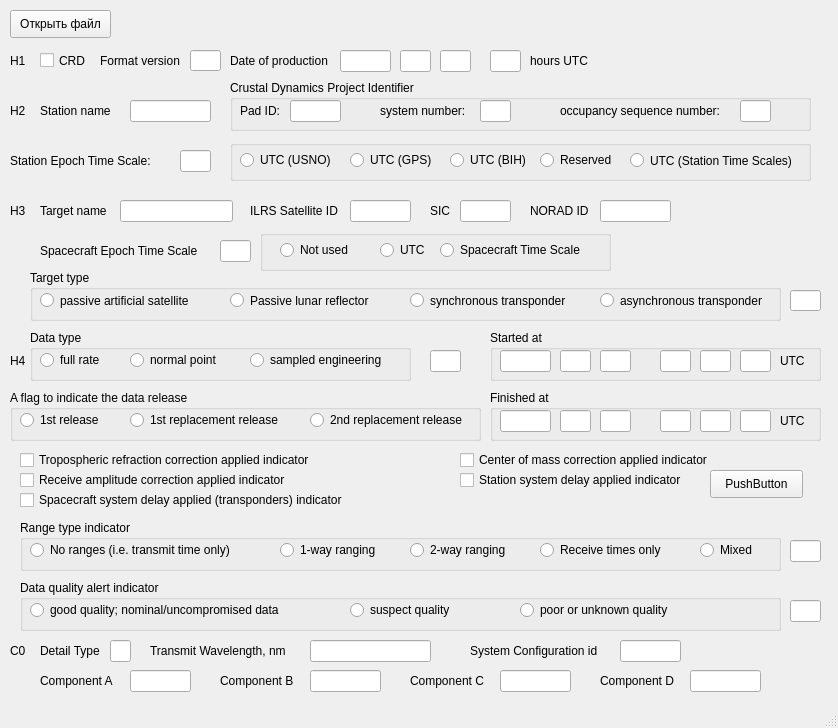
Above: mainwindow.ui from bionic-beaver-ikt/frd-decoder before the change. Below: the same form after it.
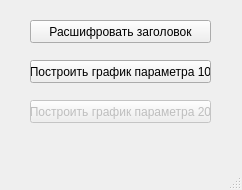
That is the form after the change.

Diff of the .ui file:
```diff
--- a/mainwindow.ui
+++ b/mainwindow.ui
@@ -6,8 +6,8 @@
    <rect>
     <x>0</x>
     <y>0</y>
-    <width>838</width>
-    <height>728</height>
+    <width>242</width>
+    <height>190</height>
    </rect>
   </property>
   <property name="windowTitle">
@@ -17,1339 +17,43 @@
    <widget class="QPushButton" name="open_file">
     <property name="geometry">
      <rect>
-      <x>10</x>
-      <y>10</y>
-      <width>101</width>
-      <height>28</height>
+      <x>30</x>
+      <y>20</y>
+      <width>181</width>
+      <height>23</height>
      </rect>
     </property>
     <property name="text">
-     <string>Открыть файл</string>
+     <string>Расшифровать заголовок</string>
     </property>
    </widget>
-   <widget class="QLabel" name="file_label">
+   <widget class="QPushButton" name="graph10">
     <property name="geometry">
      <rect>
-      <x>120</x>
-      <y>10</y>
-      <width>661</width>
-      <height>31</height>
+      <x>30</x>
+      <y>60</y>
+      <width>181</width>
+      <height>23</height>
      </rect>
     </property>
-    <property name="font">
-     <font>
-      <pointsize>10</pointsize>
-      <weight>50</weight>
-      <bold>false</bold>
-     </font>
-    </property>
-    <property name="autoFillBackground">
-     <bool>false</bool>
-    </property>
     <property name="text">
-     <string/>
+     <string>Построить график параметра 10</string>
     </property>
    </widget>
-   <widget class="QCheckBox" name="H1_1">
+   <widget class="QPushButton" name="graph20">
     <property name="enabled">
-     <bool>true</bool>
-    </property>
-    <property name="geometry">
-     <rect>
-      <x>40</x>
-      <y>50</y>
-      <width>51</width>
-      <height>21</height>
-     </rect>
-    </property>
-    <property name="toolTip">
-     <string>&lt;html&gt;&lt;head/&gt;&lt;body&gt;&lt;p&gt;&lt;span style=&quot; font-family:'Microsoft Sans Serif','sans-serif';&quot;&gt;Consolidated Ranging Data format&lt;/span&gt;&lt;/p&gt;&lt;/body&gt;&lt;/html&gt;</string>
-    </property>
-    <property name="text">
-     <string>CRD</string>
-    </property>
-    <property name="checkable">
-     <bool>true</bool>
-    </property>
-   </widget>
-   <widget class="QLabel" name="H1">
-    <property name="geometry">
-     <rect>
-      <x>10</x>
-      <y>50</y>
-      <width>21</width>
-      <height>21</height>
-     </rect>
-    </property>
-    <property name="text">
-     <string>H1</string>
-    </property>
-   </widget>
-   <widget class="QLabel" name="H1_2_label">
-    <property name="geometry">
-     <rect>
-      <x>100</x>
-      <y>50</y>
-      <width>91</width>
-      <height>21</height>
-     </rect>
-    </property>
-    <property name="text">
-     <string>Format version</string>
-    </property>
-   </widget>
-   <widget class="QLineEdit" name="H1_2">
-    <property name="geometry">
-     <rect>
-      <x>190</x>
-      <y>50</y>
-      <width>31</width>
-      <height>21</height>
-     </rect>
-    </property>
-    <property name="readOnly">
-     <bool>true</bool>
-    </property>
-   </widget>
-   <widget class="QLabel" name="H1_3_label">
-    <property name="geometry">
-     <rect>
-      <x>230</x>
-      <y>50</y>
-      <width>111</width>
-      <height>21</height>
-     </rect>
-    </property>
-    <property name="text">
-     <string>Date of production</string>
-    </property>
-   </widget>
-   <widget class="QLineEdit" name="H1_3">
-    <property name="geometry">
-     <rect>
-      <x>340</x>
-      <y>50</y>
-      <width>51</width>
-      <height>22</height>
-     </rect>
-    </property>
-   </widget>
-   <widget class="QLineEdit" name="H1_4">
-    <property name="geometry">
-     <rect>
-      <x>400</x>
-      <y>50</y>
-      <width>31</width>
-      <height>22</height>
-     </rect>
-    </property>
-   </widget>
-   <widget class="QLineEdit" name="H1_5">
-    <property name="geometry">
-     <rect>
-      <x>440</x>
-      <y>50</y>
-      <width>31</width>
-      <height>22</height>
-     </rect>
-    </property>
-   </widget>
-   <widget class="QLineEdit" name="H1_6">
-    <property name="geometry">
-     <rect>
-      <x>490</x>
-      <y>50</y>
-      <width>31</width>
-      <height>22</height>
-     </rect>
-    </property>
-   </widget>
-   <widget class="QLabel" name="H1_6_label">
-    <property name="geometry">
-     <rect>
-      <x>530</x>
-      <y>50</y>
-      <width>71</width>
-      <height>21</height>
-     </rect>
-    </property>
-    <property name="text">
-     <string>hours UTC</string>
-    </property>
-   </widget>
-   <widget class="QLabel" name="H2">
-    <property name="geometry">
-     <rect>
-      <x>10</x>
-      <y>100</y>
-      <width>21</width>
-      <height>21</height>
-     </rect>
-    </property>
-    <property name="text">
-     <string>H2</string>
-    </property>
-   </widget>
-   <widget class="QLineEdit" name="H2_1">
-    <property name="geometry">
-     <rect>
-      <x>130</x>
-      <y>100</y>
-      <width>81</width>
-      <height>22</height>
-     </rect>
-    </property>
-   </widget>
-   <widget class="QLabel" name="H2_1_label">
-    <property name="geometry">
-     <rect>
-      <x>40</x>
-      <y>100</y>
-      <width>81</width>
-      <height>21</height>
-     </rect>
-    </property>
-    <property name="text">
-     <string>Station name</string>
-    </property>
-   </widget>
-   <widget class="QLabel" name="H2_5_label">
-    <property name="geometry">
-     <rect>
-      <x>10</x>
-      <y>150</y>
-      <width>151</width>
-      <height>21</height>
-     </rect>
-    </property>
-    <property name="text">
-     <string>Station Epoch Time Scale:</string>
-    </property>
-   </widget>
-   <widget class="QLineEdit" name="H2_5">
-    <property name="geometry">
-     <rect>
-      <x>180</x>
-      <y>150</y>
-      <width>31</width>
-      <height>22</height>
-     </rect>
-    </property>
-   </widget>
-   <widget class="QGroupBox" name="H2_5_group">
-    <property name="geometry">
-     <rect>
-      <x>230</x>
-      <y>140</y>
-      <width>581</width>
-      <height>41</height>
-     </rect>
-    </property>
-    <property name="title">
-     <string/>
-    </property>
-    <widget class="QRadioButton" name="H2_5_10">
-     <property name="geometry">
-      <rect>
-       <x>400</x>
-       <y>10</y>
-       <width>181</width>
-       <height>21</height>
-      </rect>
-     </property>
-     <property name="text">
-      <string>UTC (Station Time Scales) </string>
-     </property>
-    </widget>
-    <widget class="QRadioButton" name="H2_5_0">
-     <property name="geometry">
-      <rect>
-       <x>310</x>
-       <y>10</y>
-       <width>81</width>
-       <height>20</height>
-      </rect>
-     </property>
-     <property name="text">
-      <string>Reserved</string>
-     </property>
-    </widget>
-    <widget class="QRadioButton" name="H2_5_7">
-     <property name="geometry">
-      <rect>
-       <x>220</x>
-       <y>10</y>
-       <width>95</width>
-       <height>20</height>
-      </rect>
-     </property>
-     <property name="text">
-      <string>UTC (BIH)</string>
-     </property>
-    </widget>
-    <widget class="QRadioButton" name="H2_5_3">
-     <property name="geometry">
-      <rect>
-       <x>10</x>
-       <y>10</y>
-       <width>95</width>
-       <height>20</height>
-      </rect>
-     </property>
-     <property name="text">
-      <string>UTC (USNO)</string>
-     </property>
-    </widget>
-    <widget class="QRadioButton" name="H2_5_4">
-     <property name="geometry">
-      <rect>
-       <x>120</x>
-       <y>10</y>
-       <width>95</width>
-       <height>20</height>
-      </rect>
-     </property>
-     <property name="text">
-      <string>UTC (GPS)</string>
-     </property>
-    </widget>
-   </widget>
-   <widget class="QLabel" name="H3">
-    <property name="geometry">
-     <rect>
-      <x>10</x>
-      <y>200</y>
-      <width>21</width>
-      <height>21</height>
-     </rect>
-    </property>
-    <property name="text">
-     <string>H3</string>
-    </property>
-   </widget>
-   <widget class="QLineEdit" name="H3_1">
-    <property name="geometry">
-     <rect>
-      <x>120</x>
-      <y>200</y>
-      <width>113</width>
-      <height>22</height>
-     </rect>
-    </property>
-   </widget>
-   <widget class="QLabel" name="H3_1_label">
-    <property name="geometry">
-     <rect>
-      <x>40</x>
-      <y>200</y>
-      <width>81</width>
-      <height>21</height>
-     </rect>
-    </property>
-    <property name="text">
-     <string>Target name</string>
-    </property>
-   </widget>
-   <widget class="QLabel" name="H3_2_label">
-    <property name="geometry">
-     <rect>
-      <x>250</x>
-      <y>200</y>
-      <width>101</width>
-      <height>21</height>
-     </rect>
-    </property>
-    <property name="text">
-     <string>ILRS Satellite ID</string>
-    </property>
-   </widget>
-   <widget class="QLineEdit" name="H3_2">
-    <property name="geometry">
-     <rect>
-      <x>350</x>
-      <y>200</y>
-      <width>61</width>
-      <height>22</height>
-     </rect>
-    </property>
-   </widget>
-   <widget class="QLabel" name="H3_3_label">
-    <property name="geometry">
-     <rect>
-      <x>430</x>
-      <y>200</y>
-      <width>21</width>
-      <height>21</height>
-     </rect>
-    </property>
-    <property name="text">
-     <string>SIC</string>
-    </property>
-   </widget>
-   <widget class="QLineEdit" name="H3_3">
-    <property name="geometry">
-     <rect>
-      <x>460</x>
-      <y>200</y>
-      <width>51</width>
-      <height>22</height>
-     </rect>
-    </property>
-   </widget>
-   <widget class="QLabel" name="H3_4_label">
-    <property name="geometry">
-     <rect>
-      <x>530</x>
-      <y>200</y>
-      <width>61</width>
-      <height>21</height>
-     </rect>
-    </property>
-    <property name="text">
-     <string>NORAD ID</string>
-    </property>
-   </widget>
-   <widget class="QLineEdit" name="H3_4">
-    <property name="geometry">
-     <rect>
-      <x>600</x>
-      <y>200</y>
-      <width>71</width>
-      <height>22</height>
-     </rect>
-    </property>
-   </widget>
-   <widget class="QLabel" name="H3_5_label">
-    <property name="geometry">
-     <rect>
-      <x>40</x>
-      <y>235</y>
-      <width>171</width>
-      <height>31</height>
-     </rect>
-    </property>
-    <property name="text">
-     <string>Spacecraft Epoch Time Scale</string>
-    </property>
-   </widget>
-   <widget class="QLineEdit" name="H3_5">
-    <property name="geometry">
-     <rect>
-      <x>220</x>
-      <y>240</y>
-      <width>31</width>
-      <height>22</height>
-     </rect>
-    </property>
-   </widget>
-   <widget class="QGroupBox" name="H3_5_group">
-    <property name="geometry">
-     <rect>
-      <x>260</x>
-      <y>230</y>
-      <width>351</width>
-      <height>41</height>
-     </rect>
-    </property>
-    <property name="title">
-     <string/>
-    </property>
-    <widget class="QRadioButton" name="H3_5_0">
-     <property name="geometry">
-      <rect>
-       <x>20</x>
-       <y>10</y>
-       <width>95</width>
-       <height>20</height>
-      </rect>
-     </property>
-     <property name="text">
-      <string>Not used</string>
-     </property>
-    </widget>
-    <widget class="QRadioButton" name="H3_5_1">
-     <property name="geometry">
-      <rect>
-       <x>120</x>
-       <y>10</y>
-       <width>61</width>
-       <height>20</height>
-      </rect>
-     </property>
-     <property name="text">
-      <string>UTC</string>
-     </property>
-    </widget>
-    <widget class="QRadioButton" name="H3_5_2">
-     <property name="geometry">
-      <rect>
-       <x>180</x>
-       <y>10</y>
-       <width>161</width>
-       <height>20</height>
-      </rect>
-     </property>
-     <property name="text">
-      <string>Spacecraft Time Scale </string>
-     </property>
-    </widget>
-   </widget>
-   <widget class="QGroupBox" name="H3_6_group">
-    <property name="geometry">
-     <rect>
-      <x>30</x>
-      <y>270</y>
-      <width>751</width>
-      <height>51</height>
-     </rect>
-    </property>
-    <property name="title">
-     <string>Target type</string>
-    </property>
-    <widget class="QRadioButton" name="H3_6_1">
-     <property name="geometry">
-      <rect>
-       <x>10</x>
-       <y>10</y>
-       <width>171</width>
-       <height>41</height>
-      </rect>
-     </property>
-     <property name="text">
-      <string>passive artificial satellite</string>
-     </property>
-    </widget>
-    <widget class="QRadioButton" name="H3_6_2">
-     <property name="geometry">
-      <rect>
-       <x>200</x>
-       <y>10</y>
-       <width>151</width>
-       <height>41</height>
-      </rect>
-     </property>
-     <property name="text">
-      <string>Passive lunar reflector</string>
-     </property>
-    </widget>
-    <widget class="QRadioButton" name="H3_6_3">
-     <property name="geometry">
-      <rect>
-       <x>380</x>
-       <y>10</y>
-       <width>171</width>
-       <height>41</height>
-      </rect>
-     </property>
-     <property name="text">
-      <string>synchronous transponder</string>
-     </property>
-    </widget>
-    <widget class="QRadioButton" name="H3_6_4">
-     <property name="geometry">
-      <rect>
-       <x>570</x>
-       <y>10</y>
-       <width>181</width>
-       <height>41</height>
-      </rect>
-     </property>
-     <property name="text">
-      <string>asynchronous transponder</string>
-     </property>
-    </widget>
-   </widget>
-   <widget class="QLineEdit" name="H3_6">
-    <property name="geometry">
-     <rect>
-      <x>790</x>
-      <y>290</y>
-      <width>31</width>
-      <height>21</height>
-     </rect>
-    </property>
-   </widget>
-   <widget class="QGroupBox" name="H2_group">
-    <property name="geometry">
-     <rect>
-      <x>230</x>
-      <y>80</y>
-      <width>581</width>
-      <height>51</height>
-     </rect>
-    </property>
-    <property name="title">
-     <string>Crustal Dynamics Project Identifier</string>
-    </property>
-    <widget class="QLabel" name="H2_2_label">
-     <property name="geometry">
-      <rect>
-       <x>10</x>
-       <y>20</y>
-       <width>51</width>
-       <height>21</height>
-      </rect>
-     </property>
-     <property name="text">
-      <string>Pad ID:</string>
-     </property>
-    </widget>
-    <widget class="QLineEdit" name="H2_2">
-     <property name="geometry">
-      <rect>
-       <x>60</x>
-       <y>20</y>
-       <width>51</width>
-       <height>22</height>
-      </rect>
-     </property>
-    </widget>
-    <widget class="QLabel" name="H2_3_label">
-     <property name="geometry">
-      <rect>
-       <x>150</x>
-       <y>20</y>
-       <width>101</width>
-       <height>21</height>
-      </rect>
-     </property>
-     <property name="text">
-      <string>system number:</string>
-     </property>
-    </widget>
-    <widget class="QLineEdit" name="H2_4">
-     <property name="geometry">
-      <rect>
-       <x>250</x>
-       <y>20</y>
-       <width>31</width>
-       <height>22</height>
-      </rect>
-     </property>
-    </widget>
-    <widget class="QLineEdit" name="H2_3">
-     <property name="geometry">
-      <rect>
-       <x>510</x>
-       <y>20</y>
-       <width>31</width>
-       <height>22</height>
-      </rect>
-     </property>
-    </widget>
-    <widget class="QLabel" name="H2_4_label">
-     <property name="geometry">
-      <rect>
-       <x>330</x>
-       <y>20</y>
-       <width>171</width>
-       <height>21</height>
-      </rect>
-     </property>
-     <property name="text">
-      <string>occupancy sequence number:</string>
-     </property>
-    </widget>
-   </widget>
-   <widget class="QLabel" name="H4">
-    <property name="geometry">
-     <rect>
-      <x>10</x>
-      <y>350</y>
-      <width>21</width>
-      <height>21</height>
-     </rect>
-    </property>
-    <property name="text">
-     <string>H4</string>
-    </property>
-   </widget>
-   <widget class="QLineEdit" name="H4_1">
-    <property name="geometry">
-     <rect>
-      <x>430</x>
-      <y>350</y>
-      <width>31</width>
-      <height>22</height>
-     </rect>
-    </property>
-   </widget>
-   <widget class="QGroupBox" name="H4_1_group">
-    <property name="geometry">
-     <rect>
-      <x>30</x>
-      <y>330</y>
-      <width>381</width>
-      <height>51</height>
-     </rect>
-    </property>
-    <property name="title">
-     <string>Data type</string>
-    </property>
-    <widget class="QRadioButton" name="H4_1_0">
-     <property name="geometry">
-      <rect>
-       <x>10</x>
-       <y>20</y>
-       <width>71</width>
-       <height>20</height>
-      </rect>
-     </property>
-     <property name="text">
-      <string>full rate</string>
-     </property>
-    </widget>
-    <widget class="QRadioButton" name="H4_1_1">
-     <property name="geometry">
-      <rect>
-       <x>100</x>
-       <y>20</y>
-       <width>95</width>
-       <height>20</height>
-      </rect>
-     </property>
-     <property name="text">
-      <string>normal point</string>
-     </property>
-    </widget>
-    <widget class="QRadioButton" name="H4_1_2">
-     <property name="geometry">
-      <rect>
-       <x>220</x>
-       <y>20</y>
-       <width>151</width>
-       <height>20</height>
-      </rect>
-     </property>
-     <property name="text">
-      <string>sampled engineering</string>
-     </property>
-    </widget>
-   </widget>
-   <widget class="QGroupBox" name="H4_2_group">
-    <property name="geometry">
-     <rect>
-      <x>490</x>
-      <y>330</y>
-      <width>331</width>
-      <height>51</height>
-     </rect>
-    </property>
-    <property name="title">
-     <string>Started at</string>
-    </property>
-    <widget class="QLineEdit" name="H4_2">
-     <property name="geometry">
-      <rect>
-       <x>10</x>
-       <y>20</y>
-       <width>51</width>
-       <height>22</height>
-      </rect>
-     </property>
-    </widget>
-    <widget class="QLineEdit" name="H4_3">
-     <property name="geometry">
-      <rect>
-       <x>70</x>
-       <y>20</y>
-       <width>31</width>
-       <height>22</height>
-      </rect>
-     </property>
-    </widget>
-    <widget class="QLineEdit" name="H4_4">
-     <property name="geometry">
-      <rect>
-       <x>110</x>
-       <y>20</y>
-       <width>31</width>
-       <height>22</height>
-      </rect>
-     </property>
-    </widget>
-    <widget class="QLineEdit" name="H4_5">
-     <property name="geometry">
-      <rect>
-       <x>170</x>
-       <y>20</y>
-       <width>31</width>
-       <height>22</height>
-      </rect>
-     </property>
-    </widget>
-    <widget class="QLineEdit" name="H4_6">
-     <property name="geometry">
-      <rect>
-       <x>210</x>
-       <y>20</y>
-       <width>31</width>
-       <height>22</height>
-      </rect>
-     </property>
-    </widget>
-    <widget class="QLabel" name="H4_7_label">
-     <property name="geometry">
-      <rect>
-       <x>290</x>
-       <y>20</y>
-       <width>31</width>
-       <height>21</height>
-      </rect>
-     </property>
-     <property name="text">
-      <string>UTC</string>
-     </property>
-    </widget>
-    <widget class="QLineEdit" name="H4_7">
-     <property name="geometry">
-      <rect>
-       <x>250</x>
-       <y>20</y>
-       <width>31</width>
-       <height>22</height>
-      </rect>
-     </property>
-    </widget>
-   </widget>
-   <widget class="QGroupBox" name="H4_8_group">
-    <property name="geometry">
-     <rect>
-      <x>490</x>
-      <y>390</y>
-      <width>331</width>
-      <height>51</height>
-     </rect>
-    </property>
-    <property name="title">
-     <string>Finished at</string>
-    </property>
-    <widget class="QLineEdit" name="H4_8">
-     <property name="geometry">
-      <rect>
-       <x>10</x>
-       <y>20</y>
-       <width>51</width>
-       <height>22</height>
-      </rect>
-     </property>
-    </widget>
-    <widget class="QLineEdit" name="H4_9">
-     <property name="geometry">
-      <rect>
-       <x>70</x>
-       <y>20</y>
-       <width>31</width>
-       <height>22</height>
-      </rect>
-     </property>
-    </widget>
-    <widget class="QLineEdit" name="H4_10">
-     <property name="geometry">
-      <rect>
-       <x>110</x>
-       <y>20</y>
-       <width>31</width>
-       <height>22</height>
-      </rect>
-     </property>
-    </widget>
-    <widget class="QLineEdit" name="H4_11">
-     <property name="geometry">
-      <rect>
-       <x>170</x>
-       <y>20</y>
-       <width>31</width>
-       <height>22</height>
-      </rect>
-     </property>
-    </widget>
-    <widget class="QLineEdit" name="H4_12">
-     <property name="geometry">
-      <rect>
-       <x>210</x>
-       <y>20</y>
-       <width>31</width>
-       <height>22</height>
-      </rect>
-     </property>
-    </widget>
-    <widget class="QLineEdit" name="H4_13">
-     <property name="geometry">
-      <rect>
-       <x>250</x>
-       <y>20</y>
-       <width>31</width>
-       <height>22</height>
-      </rect>
-     </property>
-    </widget>
-    <widget class="QLabel" name="H4_13_label">
-     <property name="geometry">
-      <rect>
-       <x>290</x>
-       <y>20</y>
-       <width>31</width>
-       <height>21</height>
-      </rect>
-     </property>
-     <property name="text">
-      <string>UTC</string>
-     </property>
-    </widget>
-   </widget>
-   <widget class="QGroupBox" name="H4_14_group">
-    <property name="geometry">
-     <rect>
-      <x>10</x>
-      <y>390</y>
-      <width>471</width>
-      <height>51</height>
-     </rect>
-    </property>
-    <property name="title">
-     <string>A flag to indicate the data release</string>
-    </property>
-    <widget class="QRadioButton" name="H4_14_0">
-     <property name="geometry">
-      <rect>
-       <x>10</x>
-       <y>20</y>
-       <width>101</width>
-       <height>20</height>
-      </rect>
-     </property>
-     <property name="text">
-      <string>1st release</string>
-     </property>
-    </widget>
-    <widget class="QRadioButton" name="H4_14_1">
-     <property name="geometry">
-      <rect>
-       <x>120</x>
-       <y>20</y>
-       <width>171</width>
-       <height>20</height>
-      </rect>
-     </property>
-     <property name="text">
-      <string>1st replacement release</string>
-     </property>
-    </widget>
-    <widget class="QRadioButton" name="H4_14_2">
-     <property name="geometry">
-      <rect>
-       <x>300</x>
-       <y>20</y>
-       <width>191</width>
-       <height>20</height>
-      </rect>
-     </property>
-     <property name="text">
-      <string>2nd replacement release</string>
-     </property>
-    </widget>
-   </widget>
-   <widget class="QCheckBox" name="H4_15">
-    <property name="geometry">
-     <rect>
-      <x>20</x>
-      <y>450</y>
-      <width>321</width>
-      <height>20</height>
-     </rect>
-    </property>
-    <property name="text">
-     <string>Tropospheric refraction correction applied indicator </string>
-    </property>
-   </widget>
-   <widget class="QCheckBox" name="H4_16">
-    <property name="geometry">
-     <rect>
-      <x>460</x>
-      <y>450</y>
-      <width>271</width>
-      <height>20</height>
-     </rect>
-    </property>
-    <property name="text">
-     <string>Center of mass correction applied indicator </string>
-    </property>
-   </widget>
-   <widget class="QCheckBox" name="H4_17">
-    <property name="geometry">
-     <rect>
-      <x>20</x>
-      <y>470</y>
-      <width>321</width>
-      <height>20</height>
-     </rect>
-    </property>
-    <property name="text">
-     <string>Receive amplitude correction applied indicator </string>
-    </property>
-   </widget>
-   <widget class="QCheckBox" name="H4_18">
-    <property name="geometry">
-     <rect>
-      <x>460</x>
-      <y>470</y>
-      <width>271</width>
-      <height>20</height>
-     </rect>
-    </property>
-    <property name="text">
-     <string>Station system delay applied indicator</string>
-    </property>
-   </widget>
-   <widget class="QCheckBox" name="H4_19">
-    <property name="geometry">
-     <rect>
-      <x>20</x>
-      <y>490</y>
-      <width>361</width>
-      <height>20</height>
-     </rect>
-    </property>
-    <property name="text">
-     <string>Spacecraft system delay applied (transponders) indicator</string>
-    </property>
-   </widget>
-   <widget class="QGroupBox" name="H4_20_group">
-    <property name="geometry">
-     <rect>
-      <x>20</x>
-      <y>520</y>
-      <width>761</width>
-      <height>51</height>
-     </rect>
-    </property>
-    <property name="title">
-     <string>Range type indicator</string>
-    </property>
-    <widget class="QRadioButton" name="H4_20_0">
-     <property name="geometry">
-      <rect>
-       <x>10</x>
-       <y>20</y>
-       <width>221</width>
-       <height>20</height>
-      </rect>
-     </property>
-     <property name="text">
-      <string>No ranges (i.e. transmit time only)</string>
-     </property>
-    </widget>
-    <widget class="QRadioButton" name="H4_20_1">
-     <property name="geometry">
-      <rect>
-       <x>260</x>
-       <y>20</y>
-       <width>111</width>
-       <height>20</height>
-      </rect>
-     </property>
-     <property name="text">
-      <string>1-way ranging</string>
-     </property>
-    </widget>
-    <widget class="QRadioButton" name="H4_20_2">
-     <property name="geometry">
-      <rect>
-       <x>390</x>
-       <y>20</y>
-       <width>111</width>
-       <height>20</height>
-      </rect>
-     </property>
-     <property name="text">
-      <string>2-way ranging</string>
-     </property>
-    </widget>
-    <widget class="QRadioButton" name="H4_20_3">
-     <property name="geometry">
-      <rect>
-       <x>520</x>
-       <y>20</y>
-       <width>131</width>
-       <height>20</height>
-      </rect>
-     </property>
-     <property name="text">
-      <string>Receive times only </string>
-     </property>
-    </widget>
-    <widget class="QRadioButton" name="H4_20_4">
-     <property name="geometry">
-      <rect>
-       <x>680</x>
-       <y>20</y>
-       <width>61</width>
-       <height>20</height>
-      </rect>
-     </property>
-     <property name="text">
-      <string>Mixed</string>
-     </property>
-    </widget>
-   </widget>
-   <widget class="QLineEdit" name="H4_20">
-    <property name="geometry">
-     <rect>
-      <x>790</x>
-      <y>540</y>
-      <width>31</width>
-      <height>22</height>
-     </rect>
-    </property>
-   </widget>
-   <widget class="QGroupBox" name="H4_21_group">
-    <property name="geometry">
-     <rect>
-      <x>20</x>
-      <y>580</y>
-      <width>761</width>
-      <height>51</height>
-     </rect>
-    </property>
-    <property name="title">
-     <string>Data quality alert indicator</string>
-    </property>
-    <widget class="QRadioButton" name="H4_21_0">
-     <property name="geometry">
-      <rect>
-       <x>10</x>
-       <y>20</y>
-       <width>281</width>
-       <height>20</height>
-      </rect>
-     </property>
-     <property name="text">
-      <string>good quality; nominal/uncompromised data</string>
-     </property>
-    </widget>
-    <widget class="QRadioButton" name="H4_21_1">
-     <property name="geometry">
-      <rect>
-       <x>330</x>
-       <y>20</y>
-       <width>121</width>
-       <height>20</height>
-      </rect>
-     </property>
-     <property name="text">
-      <string>suspect quality</string>
-     </property>
-    </widget>
-    <widget class="QRadioButton" name="H4_21_2">
-     <property name="geometry">
-      <rect>
-       <x>500</x>
-       <y>20</y>
-       <width>171</width>
-       <height>20</height>
-      </rect>
-     </property>
-     <property name="text">
-      <string>poor or unknown quality</string>
-     </property>
-    </widget>
-   </widget>
-   <widget class="QLineEdit" name="H4_21">
-    <property name="geometry">
-     <rect>
-      <x>790</x>
-      <y>600</y>
-      <width>31</width>
-      <height>22</height>
-     </rect>
-    </property>
-   </widget>
-   <widget class="QLabel" name="C0">
-    <property name="geometry">
-     <rect>
-      <x>10</x>
-      <y>640</y>
-      <width>21</width>
-      <height>21</height>
-     </rect>
-    </property>
-    <property name="text">
-     <string>C0</string>
-    </property>
-   </widget>
-   <widget class="QLabel" name="C0_1_label">
-    <property name="geometry">
-     <rect>
-      <x>40</x>
-      <y>640</y>
-      <width>71</width>
-      <height>21</height>
-     </rect>
-    </property>
-    <property name="text">
-     <string>Detail Type</string>
-    </property>
-   </widget>
-   <widget class="QLineEdit" name="C0_1">
-    <property name="geometry">
-     <rect>
-      <x>110</x>
-      <y>640</y>
-      <width>21</width>
-      <height>22</height>
-     </rect>
-    </property>
-   </widget>
-   <widget class="QLabel" name="C0_2_label">
-    <property name="geometry">
-     <rect>
-      <x>150</x>
-      <y>640</y>
-      <width>151</width>
-      <height>21</height>
-     </rect>
-    </property>
-    <property name="text">
-     <string>Transmit Wavelength, nm</string>
-    </property>
-   </widget>
-   <widget class="QLineEdit" name="C0_2">
-    <property name="geometry">
-     <rect>
-      <x>310</x>
-      <y>640</y>
-      <width>121</width>
-      <height>22</height>
-     </rect>
-    </property>
-   </widget>
-   <widget class="QLabel" name="C0_3_label">
-    <property name="geometry">
-     <rect>
-      <x>470</x>
-      <y>640</y>
-      <width>141</width>
-      <height>21</height>
-     </rect>
-    </property>
-    <property name="text">
-     <string>System Configuration id</string>
-    </property>
-   </widget>
-   <widget class="QLineEdit" name="C0_3">
-    <property name="geometry">
-     <rect>
-      <x>620</x>
-      <y>640</y>
-      <width>61</width>
-      <height>22</height>
-     </rect>
-    </property>
-   </widget>
-   <widget class="QLabel" name="C0_4_label">
-    <property name="geometry">
-     <rect>
-      <x>40</x>
-      <y>670</y>
-      <width>81</width>
-      <height>21</height>
-     </rect>
-    </property>
-    <property name="text">
-     <string>Component A</string>
-    </property>
-   </widget>
-   <widget class="QLineEdit" name="C0_4">
-    <property name="geometry">
-     <rect>
-      <x>130</x>
-      <y>670</y>
-      <width>61</width>
-      <height>22</height>
-     </rect>
-    </property>
-   </widget>
-   <widget class="QLabel" name="C0_5_label">
-    <property name="geometry">
-     <rect>
-      <x>220</x>
-      <y>670</y>
-      <width>81</width>
-      <height>21</height>
-     </rect>
-    </property>
-    <property name="text">
-     <string>Component B</string>
-    </property>
-   </widget>
-   <widget class="QLineEdit" name="C0_5">
-    <property name="geometry">
-     <rect>
-      <x>310</x>
-      <y>670</y>
-      <width>71</width>
-      <height>22</height>
-     </rect>
-    </property>
-   </widget>
-   <widget class="QLabel" name="C0_6_label">
-    <property name="geometry">
-     <rect>
-      <x>410</x>
-      <y>670</y>
-      <width>81</width>
-      <height>21</height>
-     </rect>
-    </property>
-    <property name="text">
-     <string>Component C</string>
-    </property>
-   </widget>
-   <widget class="QLineEdit" name="C0_6">
-    <property name="geometry">
-     <rect>
-      <x>500</x>
-      <y>670</y>
-      <width>71</width>
-      <height>22</height>
-     </rect>
-    </property>
-   </widget>
-   <widget class="QLabel" name="C0_7_label">
-    <property name="geometry">
-     <rect>
-      <x>600</x>
-      <y>670</y>
-      <width>81</width>
-      <height>21</height>
-     </rect>
-    </property>
-    <property name="text">
-     <string>Component D</string>
-    </property>
-   </widget>
-   <widget class="QLineEdit" name="C0_7">
-    <property name="geometry">
-     <rect>
-      <x>690</x>
-      <y>670</y>
-      <width>71</width>
-      <height>22</height>
-     </rect>
-    </property>
-   </widget>
-   <widget class="QPushButton" name="pushButton">
-    <property name="geometry">
-     <rect>
-      <x>710</x>
-      <y>470</y>
-      <width>93</width>
-      <height>28</height>
-     </rect>
-    </property>
-    <property name="text">
-     <string>PushButton</string>
+     <bool>false</bool>
+    </property>
+    <property name="geometry">
+     <rect>
+      <x>30</x>
+      <y>100</y>
+      <width>181</width>
+      <height>23</height>
+     </rect>
+    </property>
+    <property name="text">
+     <string>Построить график параметра 20</string>
     </property>
    </widget>
   </widget>
```
Left out of the diff: 4 changed lines with no effect on the pictures.
